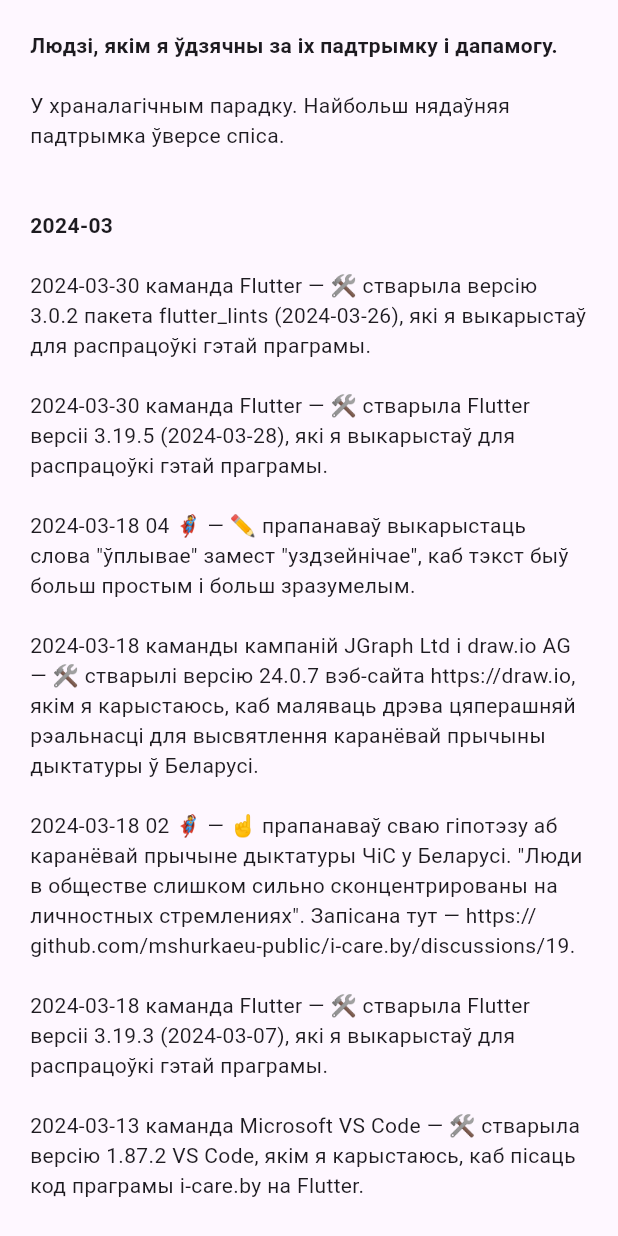
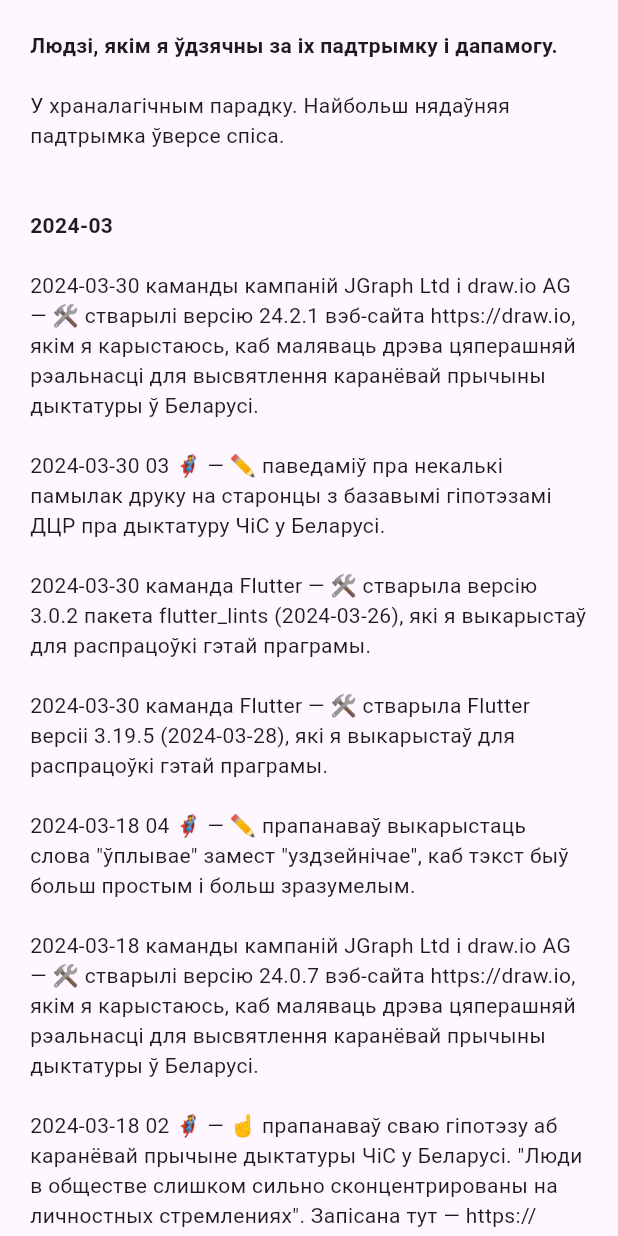
Before and after one commit to mshurkaeu-public/i-care.by, a Flutter app: the MyGratitude widget shown alone on an empty page, opened directly, on a phone screen of 412 x 824 dp. Run offline on Flutter 3.47's test engine with Material 3 defaults, Android fonts, the phone set to English and light mode, and no system bars; our stand-ins replace carousel_slider, expandable_text, google_fonts, package_info_plus, photo_view; missing offline and left inert: dart:html, multi_split_view; generated files the repository leaves out were written again.

Commit message:
Fix couple of typos in the description of basic hypotheses for CRT about dictatorship
also record my gratitude to the person, who reported the typos
and record my gratitude to JGraph Ltd and draw.io AG teams for
creation of version 24.2.1 of https://draw.io website.

```diff
--- a/i-care.by-app/lib/l10n/app_be.arb
+++ b/i-care.by-app/lib/l10n/app_be.arb
@@ -681,6 +681,14 @@
   "@aboutMyGratitude_2024_03_30_02": {
     "description": "Text for 2024-03-30 Flutter team on the \"my gratitude\" tab on the \"About\" page."
   },
+  "aboutMyGratitude_2024_03_30_03": "\n2024-03-30 03 🦸 — ✏️ паведаміў пра некалькі памылак друку на старонцы з базавымі гіпотэзамі ДЦР пра дыктатуру ЧіС у Беларусі.\n",
+  "@aboutMyGratitude_2024_03_30_03": {
+    "description": "Text for 2024-03-30 03 🦸 on the \"my gratitude\" tab on the \"About\" page."
+  },
+  "aboutMyGratitude_2024_03_30_04": "\n2024-03-30 каманды кампаній JGraph Ltd і draw.io AG — 🛠️ стварылі версію 24.2.1 вэб-сайта https://draw.io, якім я карыстаюсь, каб маляваць дрэва цяперашняй рэальнасці для высвятлення каранёвай прычыны дыктатуры ў Беларусі.\n",
+  "@aboutMyGratitude_2024_03_30_04": {
+    "description": "Text for 2024-03-30 JGraph Ltd and draw.io AG teams on the \"my gratitude\" tab on the \"About\" page."
+  },
   "aboutMyGratitude_2024_03_title": "\n\n2024-03\n",
   "@aboutMyGratitude_2024_03_title": {
     "description": "Title for 2024-03 list/text on the \"my gratitude\" tab on the \"About\" page."
--- a/i-care.by-app/lib/my_gratitude.dart
+++ b/i-care.by-app/lib/my_gratitude.dart
@@ -26,6 +26,12 @@
               TextSpan(
                 text: l10n.aboutMyGratitude_2024_03_title,
                 style: titleStyle,
+              ),
+              TextSpan(
+                text: l10n.aboutMyGratitude_2024_03_30_04,
+              ),
+              TextSpan(
+                text: l10n.aboutMyGratitude_2024_03_30_03,
               ),
               TextSpan(
                 text: l10n.aboutMyGratitude_2024_03_30_02,
```
Also changed, not shown: 1 other file.
